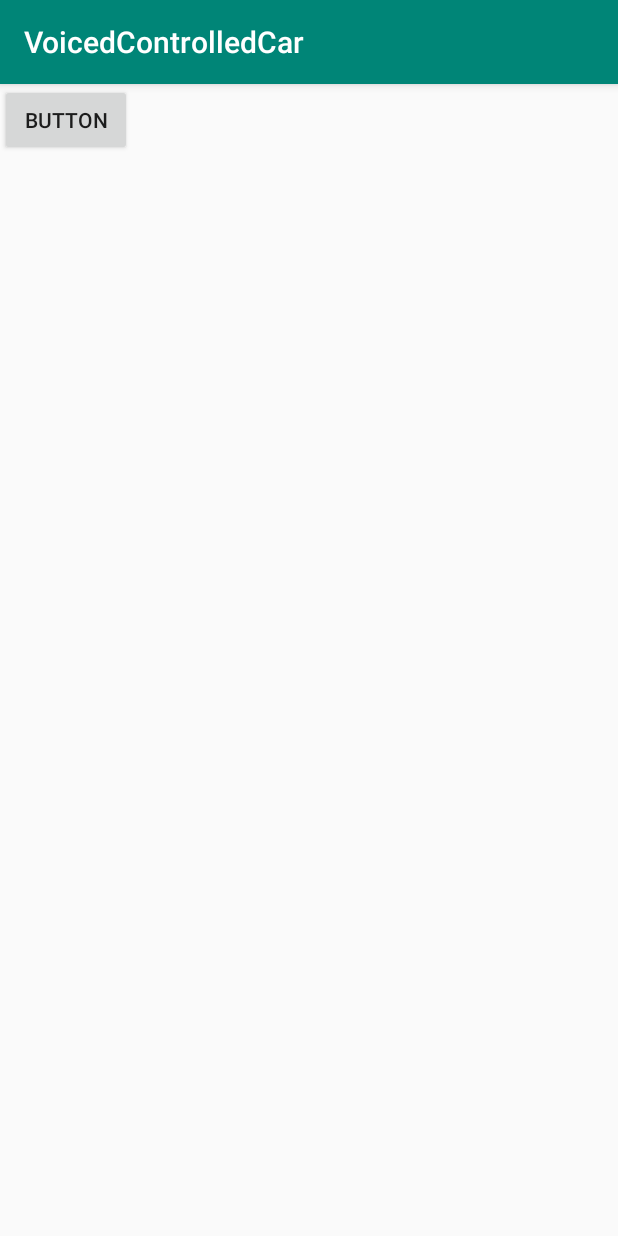
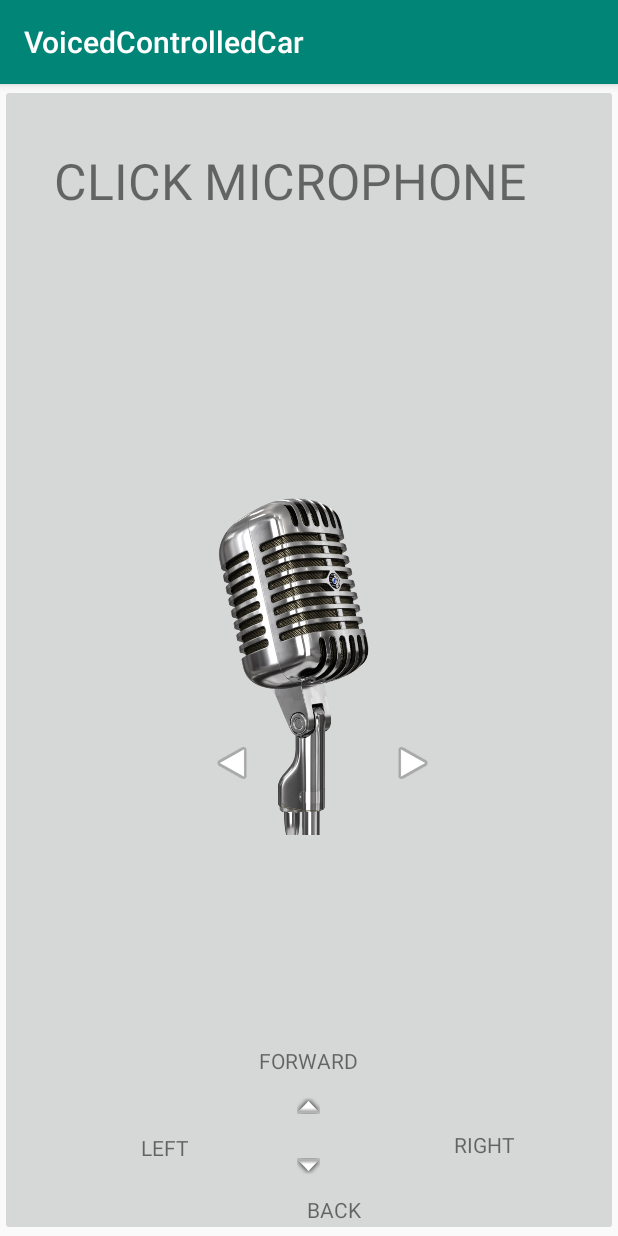
Before and after one commit to MoonJiao123/Hackxx, an Android app: the screen it shows after launch (MainActivity), on a phone screen of 412 x 824 dp. Run offline under Robolectric (Android 15) with nearby library versions, the phone set to English and light mode, and no system bars.

Commit message:
xml file added

```diff
--- a/VoicedControlledCar/app/src/main/res/layout/activity_main.xml
+++ b/VoicedControlledCar/app/src/main/res/layout/activity_main.xml
@@ -1,5 +1,5 @@
 <?xml version="1.0" encoding="utf-8"?>
-<android.support.constraint.ConstraintLayout xmlns:android="http://schemas.android.com/apk/res/android"
+<RelativeLayout xmlns:android="http://schemas.android.com/apk/res/android"
     xmlns:app="http://schemas.android.com/apk/res-auto"
     xmlns:tools="http://schemas.android.com/tools"
     android:layout_width="match_parent"
@@ -7,11 +7,113 @@
     tools:context=".MainActivity">
 
 
-    <Button
-        android:id="@+id/button"
+    <ImageButton
+        android:id="@+id/microphone"
+        android:layout_width="match_parent"
+        android:layout_height="match_parent"
+        android:layout_alignParentStart="true"
+        android:layout_alignParentTop="true"
+        android:layout_marginStart="0dp"
+        android:layout_marginTop="0dp"
+        android:adjustViewBounds="true"
+        android:padding="120dp"
+        android:scaleType="fitCenter"
+        android:src="@drawable/microphone" />
+
+    <TextView
+        android:id="@+id/clickText"
         android:layout_width="wrap_content"
         android:layout_height="wrap_content"
-        android:text="Button"
-        tools:layout_editor_absoluteX="165dp"
-        tools:layout_editor_absoluteY="193dp" />
-</android.support.constraint.ConstraintLayout>
+        android:layout_alignParentStart="true"
+        android:layout_alignParentLeft="true"
+        android:layout_alignParentTop="true"
+        android:layout_marginStart="36dp"
+        android:layout_marginLeft="36dp"
+        android:layout_marginTop="42dp"
+        android:text="CLICK MICROPHONE"
+        android:textSize="33dp" />
+
+    <ImageButton
+        android:id="@+id/downButton"
+        android:layout_width="wrap_content"
+        android:layout_height="wrap_content"
+        android:layout_alignParentBottom="true"
+        android:layout_centerHorizontal="true"
+        android:layout_marginBottom="31dp"
+        app:srcCompat="@android:drawable/arrow_down_float" />
+
+    <ImageButton
+        android:id="@+id/upButton"
+        android:layout_width="wrap_content"
+        android:layout_height="22dp"
+        android:layout_alignParentBottom="true"
+        android:layout_centerHorizontal="true"
+        android:layout_marginBottom="75dp"
+        app:srcCompat="@android:drawable/arrow_up_float" />
+
+    <ImageButton
+        android:id="@+id/leftButton"
+        android:layout_width="21dp"
+        android:layout_height="22dp"
+        android:layout_alignParentTop="true"
+        android:layout_alignParentEnd="true"
+        android:layout_alignParentRight="true"
+        android:layout_marginTop="441dp"
+        android:layout_marginEnd="126dp"
+        android:layout_marginRight="126dp"
+        app:srcCompat="@android:drawable/ic_media_play" />
+
+    <ImageButton
+        android:id="@+id/rightButton"
+        android:layout_width="wrap_content"
+        android:layout_height="22dp"
+        android:layout_alignParentTop="true"
+        android:layout_alignParentEnd="true"
+        android:layout_alignParentRight="true"
+        android:layout_marginTop="441dp"
+        android:layout_marginEnd="229dp"
+        android:layout_marginRight="229dp"
+        android:scaleX="-1"
+        app:srcCompat="@android:drawable/ic_media_play" />
+
+    <TextView
+        android:id="@+id/forward"
+        android:layout_width="wrap_content"
+        android:layout_height="wrap_content"
+        android:layout_alignParentBottom="true"
+        android:layout_centerHorizontal="true"
+        android:layout_marginBottom="107dp"
+        android:text="FORWARD" />
+
+    <TextView
+        android:id="@+id/back"
+        android:layout_width="wrap_content"
+        android:layout_height="wrap_content"
+        android:layout_alignParentEnd="true"
+        android:layout_alignParentRight="true"
+        android:layout_alignParentBottom="true"
+        android:layout_marginEnd="171dp"
+        android:layout_marginRight="171dp"
+        android:layout_marginBottom="8dp"
+        android:text="BACK" />
+
+    <TextView
+        android:id="@+id/left"
+        android:layout_width="wrap_content"
+        android:layout_height="wrap_content"
+        android:layout_alignParentBottom="true"
+        android:layout_marginBottom="49dp"
+        android:layout_toStartOf="@+id/rightButton"
+        android:text="LEFT" />
+
+    <TextView
+        android:id="@+id/right"
+        android:layout_width="wrap_content"
+        android:layout_height="wrap_content"
+        android:layout_alignStart="@+id/back"
+        android:layout_alignParentBottom="true"
+        android:layout_marginStart="98dp"
+        android:layout_marginBottom="51dp"
+        android:text="RIGHT" />
+
+</RelativeLayout>
```
Also changed, not shown: VoicedControlledCar/app/src/main/res/drawable/arrow.png (added), VoicedControlledCar/app/src/main/res/drawable/circle.jpg (added), VoicedControlledCar/app/src/main/res/drawable/microphone.png (added).
